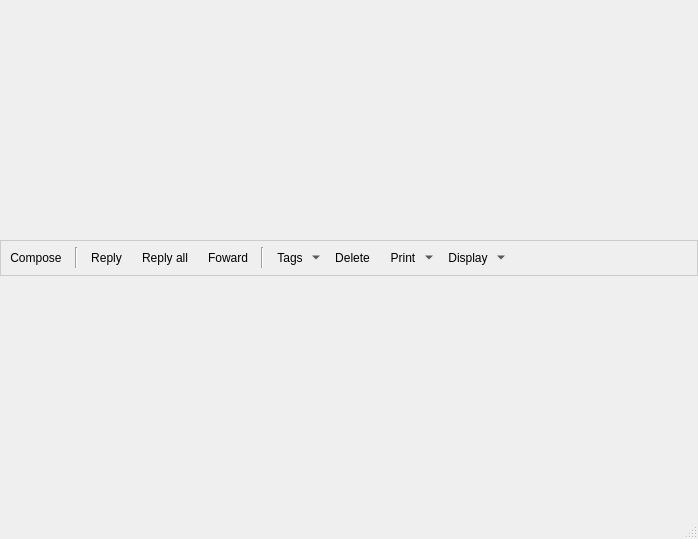
Qt form retroshare-gui/src/gui/msgs/MessageWindow.ui (RetroShare/RetroShare) before a commit.
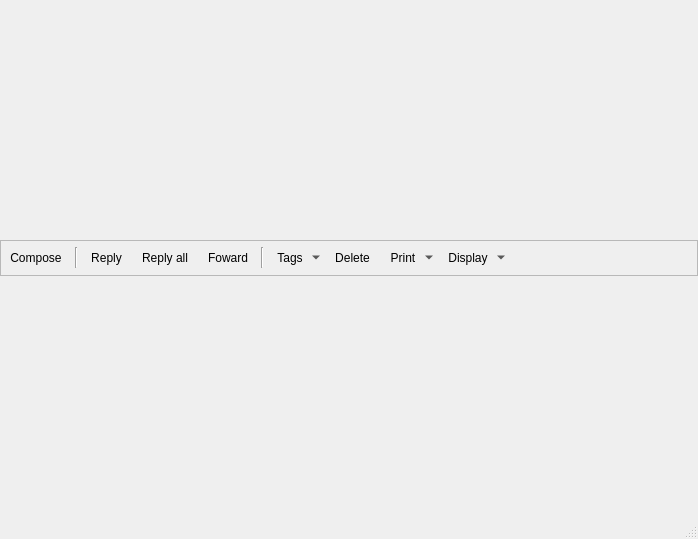
The same form after that commit. Icons and pictures are not drawn.

Diff of the .ui file:
```diff
--- a/retroshare-gui/src/gui/msgs/MessageWindow.ui
+++ b/retroshare-gui/src/gui/msgs/MessageWindow.ui
@@ -42,19 +42,6 @@
         <height>36</height>
        </size>
       </property>
-      <property name="baseSize">
-       <size>
-        <width>0</width>
-        <height>68</height>
-       </size>
-      </property>
-      <property name="styleSheet">
-       <string notr="true">QFrame#frame{ 
-background-color: qlineargradient(x1:0, y1:0, x2:0, y2:1,
-stop:0 #FEFEFE, stop:1 #E8E8E8);
-
-border: 1px solid #CCCCCC;}</string>
-      </property>
       <property name="frameShape">
        <enum>QFrame::StyledPanel</enum>
       </property>
```
Left out of the diff: 2 changed lines with no effect on the pictures.
